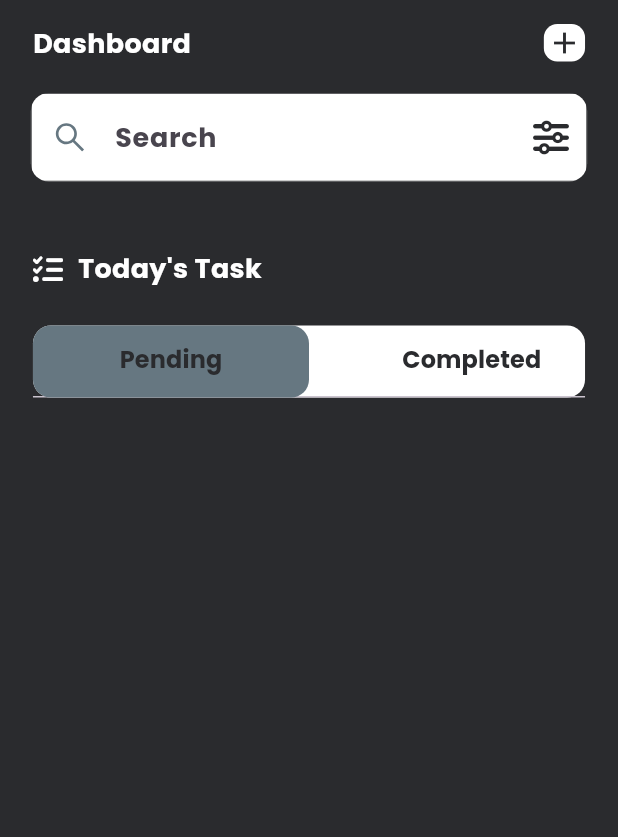
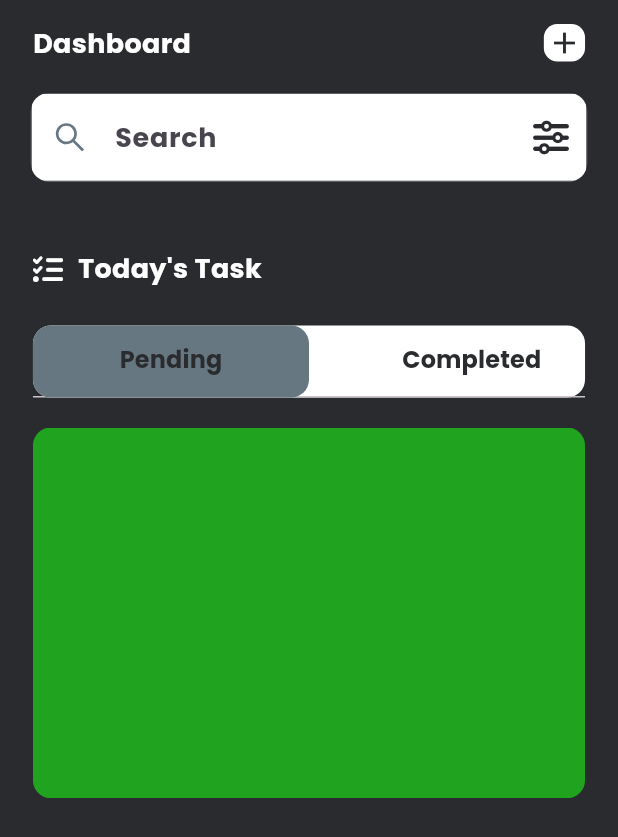
Before and after one commit to iHamza7/ToDo_Application, a Flutter app: the screen it shows after launch, on a phone screen of 412 x 824 dp. Shown: the top 837 px of the screen. Run offline on Flutter 3.47's test engine with Material 2 defaults, Android fonts, the phone set to English and light mode, and no system bars; our stand-ins replace country_picker, flutter_screenutil, flutter_vector_icons, google_fonts, hooks_riverpod, pinput and 1 more.

Commit message:
lib changed

```diff
--- a/lib/features/todo/pages/homepage.dart
+++ b/lib/features/todo/pages/homepage.dart
@@ -157,11 +157,11 @@ class _HomePageState extends State<HomePage> with TickerProviderStateMixin {
                   child: TabBarView(controller: tabController, children: [
                     Container(
                       height: AppConst.kHeight * 0.3,
-                      color: AppConst.kBkDark,
+                      color: AppConst.kGreen,
                     ),
                     Container(
                       height: AppConst.kHeight * 0.3,
-                      color: AppConst.kBkDark,
+                      color: AppConst.kGreyBk,
                     ),
                   ]),
                 ),
```
Also changed, not shown: lib/common/widgets/expansion_tile.dart (added, +16 -0 lines).
